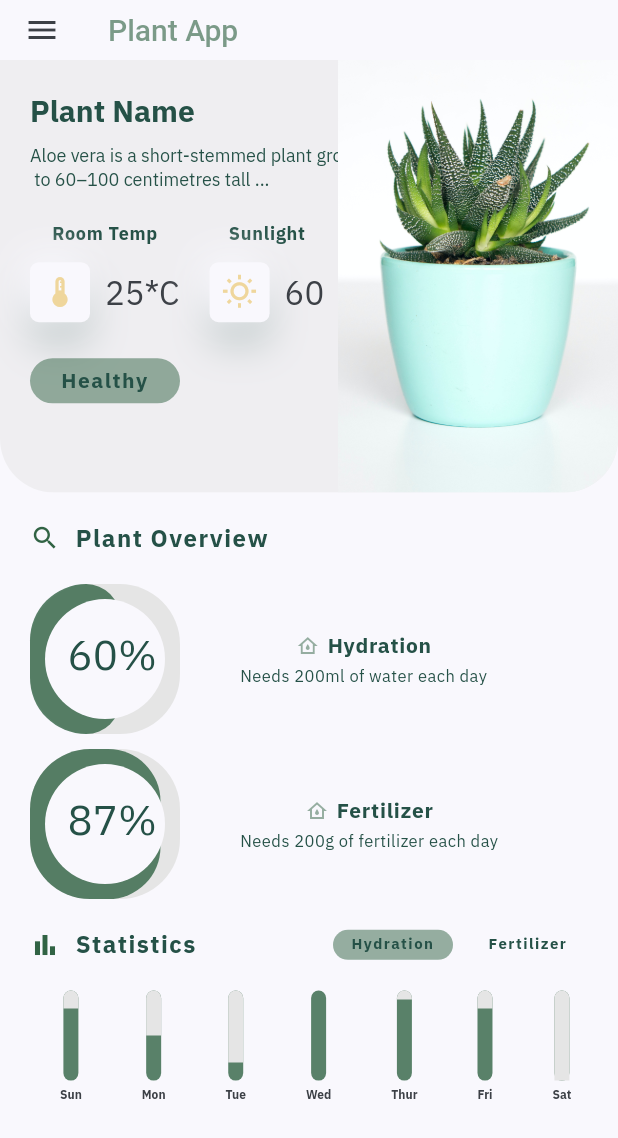
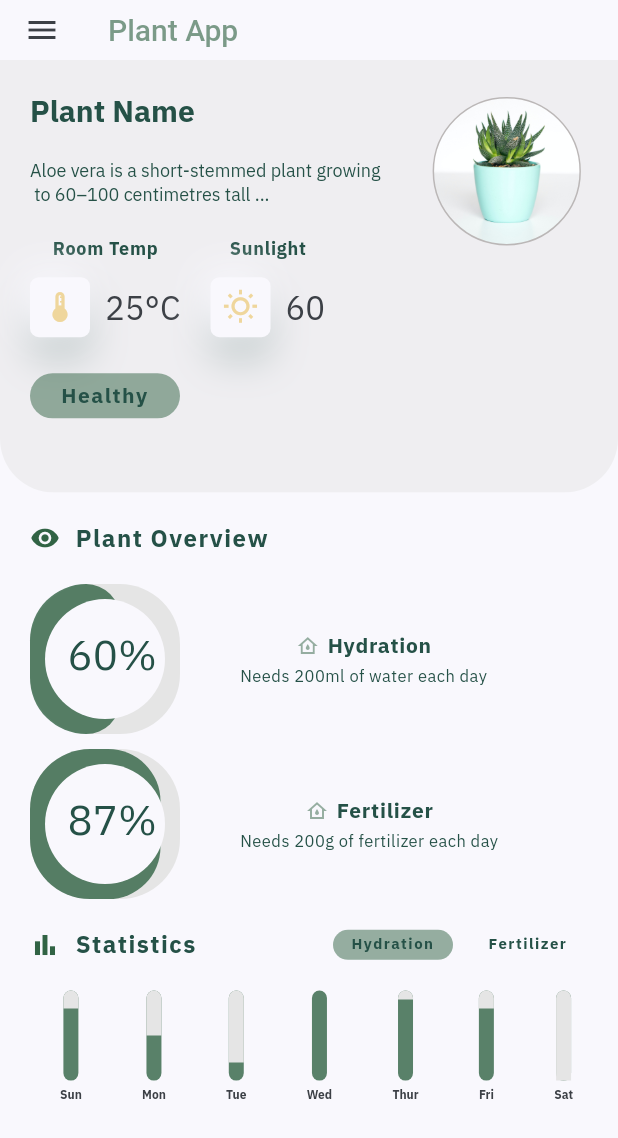
Before and after one commit to KChristelle/plant_project_summative, a Flutter app: the PlantManager screen opened directly, on a phone screen of 412 x 824 dp. Shown: the top 1138 px of the screen. Run offline on Flutter 3.47's test engine with Material 2 defaults, Android fonts, the phone set to English and light mode, and no system bars; our stand-ins replace date_field, google_fonts, slider_button, sqflite, table_calendar; accounts and stored records are empty.

Commit message:
Fixed errors of plant manager page

```diff
--- a/lib/main.dart
+++ b/lib/main.dart
@@ -3,6 +3,7 @@ import 'package:google_fonts/google_fonts.dart';
 import 'package:intl/date_symbol_data_local.dart';
 import 'package:plant_growth_tracking_app/resources/constants.dart';
 import 'package:plant_growth_tracking_app/screens/login/landingPage.dart';
+import 'package:plant_growth_tracking_app/screens/plantManager/plantManager.dart';
 
 void main() {
   initializeDateFormatting().then((_) => runApp(PlantApp()));
@@ -27,7 +28,8 @@ class PlantApp extends StatelessWidget {
         // closer together (more dense) than on mobile platforms.
         visualDensity: VisualDensity.adaptivePlatformDensity,
       ),
-      home: LandingPage(),
+      // home: LandingPage(),
+      home: PlantManager(),
     );
   }
 }
--- a/lib/screens/details/components/plantScheduler.dart
+++ b/lib/screens/details/components/plantScheduler.dart
@@ -1,6 +1,5 @@
 import 'package:flutter/material.dart';
 import 'package:plant_growth_tracking_app/resources/constants.dart';
-import 'package:plant_growth_tracking_app/screens/details/components/dateTimePicker.dart';
 import 'package:plant_growth_tracking_app/screens/details/components/listSelector.dart';
 import 'package:plant_growth_tracking_app/screens/details/components/careOption.dart';
 // ignore: unused_import
@@ -225,10 +224,11 @@ class PlantScheduler extends StatelessWidget {
                   // TODO: Change color to green
                   DateTimeFormField(
                     decoration: const InputDecoration(
-                      hintStyle: TextStyle(color: Colors.black45),
+                      hintStyle: TextStyle(color: Colors.black45, fontSize: 10),
                       errorStyle: TextStyle(color: Colors.redAccent),
                       border: OutlineInputBorder(),
-                      suffixIcon: Icon(Icons.event_note),
+                      // TODO Find the right shade of green
+                      suffixIcon: Icon(Icons.event_note, color: Colors.green),
                       labelText: 'Starting Date',
                     ),
                     autovalidateMode: AutovalidateMode.always,
--- a/lib/screens/details/components/switch.dart
+++ b/lib/screens/details/components/switch.dart
@@ -1,5 +1,6 @@
 import 'package:flutter/material.dart';
 import 'package:plant_growth_tracking_app/resources/constants.dart';
+// ignore: unused_import
 import 'package:plant_growth_tracking_app/screens/details/fertilize.dart';
 import 'package:plant_growth_tracking_app/screens/details/watering.dart';
 
--- a/lib/screens/plantManager/components/header.dart
+++ b/lib/screens/plantManager/components/header.dart
@@ -40,6 +40,9 @@ class HeaderWithPlantDetails extends StatelessWidget {
                       color: kPrimaryColor, fontWeight: FontWeight.bold),
                 ),
                 SizedBox(
+                  height: kDefaultPadding * 0.5,
+                ),
+                SizedBox(
                   height: kDefaultPadding / 2,
                 ),
 
@@ -59,7 +62,7 @@ class HeaderWithPlantDetails extends StatelessWidget {
                     PlantCareParams(
                       icon: Icons.thermostat_outlined,
                       title: "Room Temp",
-                      value: "25*C",
+                      value: "25°C",
                     ),
 
                     SizedBox(
@@ -89,27 +92,48 @@ class HeaderWithPlantDetails extends StatelessWidget {
               ],
             ),
           ),
-
-          // image
+          // image from plantimage
           Positioned(
-            top: 0,
-            left: size.width * 0.5,
-            right: 0,
+            top: size.height * 0.03,
+            left: size.width * 0.70,
             child: Container(
-              width: size.width * 0.5,
-              height: size.height * 0.35,
-              margin: EdgeInsets.only(left: 19),
+              height: size.height * 0.12,
+              width: size.height * 0.12,
               decoration: BoxDecoration(
-                borderRadius: BorderRadius.only(
-                  bottomRight: Radius.circular(36),
-                ),
                 image: DecorationImage(
                   image: AssetImage("assets/img1.jpg"),
                   fit: BoxFit.cover,
                 ),
+                borderRadius: BorderRadius.all(
+                  Radius.circular(size.height * 0.125),
+                ),
+                border: Border.all(
+                  color: Color(0xffBBB7B7),
+                  width: 1.0,
+                ),
               ),
             ),
           ),
+          // image
+          // Positioned(
+          //   top: 0,
+          //   left: size.width * 0.5,
+          //   right: 0,
+          //   child: Container(
+          //     width: size.width * 0.5,
+          //     height: size.height * 0.35,
+          //     margin: EdgeInsets.only(left: 19),
+          //     decoration: BoxDecoration(
+          //       borderRadius: BorderRadius.only(
+          //         bottomRight: Radius.circular(36),
+          //       ),
+          //       image: DecorationImage(
+          //         image: AssetImage("assets/img1.jpg"),
+          //         fit: BoxFit.cover,
+          //       ),
+          //     ),
+          //   ),
+          // ),
         ],
       ),
     );
--- a/lib/screens/plantManager/components/plantOverview.dart
+++ b/lib/screens/plantManager/components/plantOverview.dart
@@ -21,7 +21,7 @@ class PlantCareDetails extends StatelessWidget {
             TitleWithIcon(
               title: 'Plant Overview',
               icon: Icon(
-                Icons.search,
+                Icons.remove_red_eye,
                 color: lightGreen,
                 size: 20,
               ),
--- a/lib/screens/plantManager/components/statistics.dart
+++ b/lib/screens/plantManager/components/statistics.dart
@@ -127,7 +127,7 @@ class DayBarLevel extends StatelessWidget {
       padding: EdgeInsets.only(
         top: kDefaultPadding / 2,
         left: kDefaultPadding,
-        right: kDefaultPadding,
+        right: kDefaultPadding / 2,
       ),
       child: Column(
         children: [
```
Also changed, not shown: lib/screens/home/components/categoryTitle.dart (+21 -11 lines), lib/screens/home/components/featuredCardWithLocation.dart (+13 -13 lines), lib/screens/home/components/recommendCard.dart (+13 -13 lines), 6 other files.
